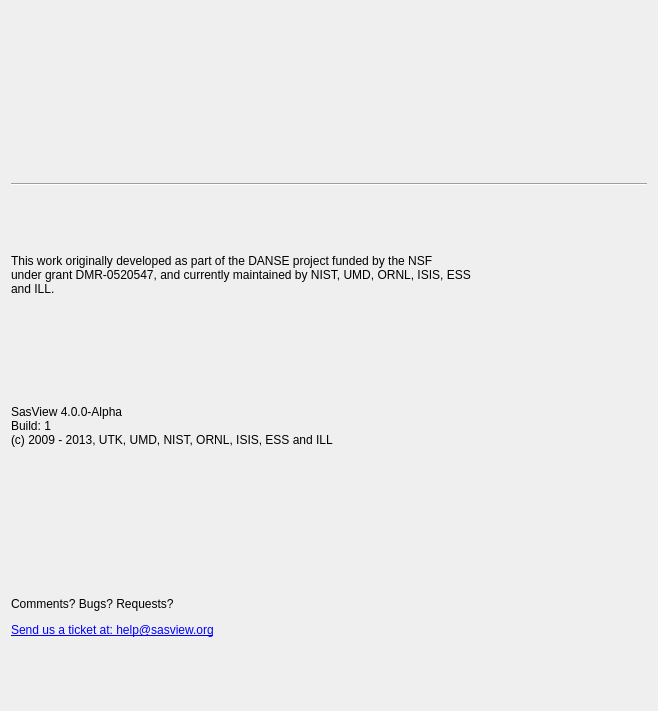
SasView/sasview, file src/sas/qtgui/UI/WelcomePanelUI.ui: the form before one commit.
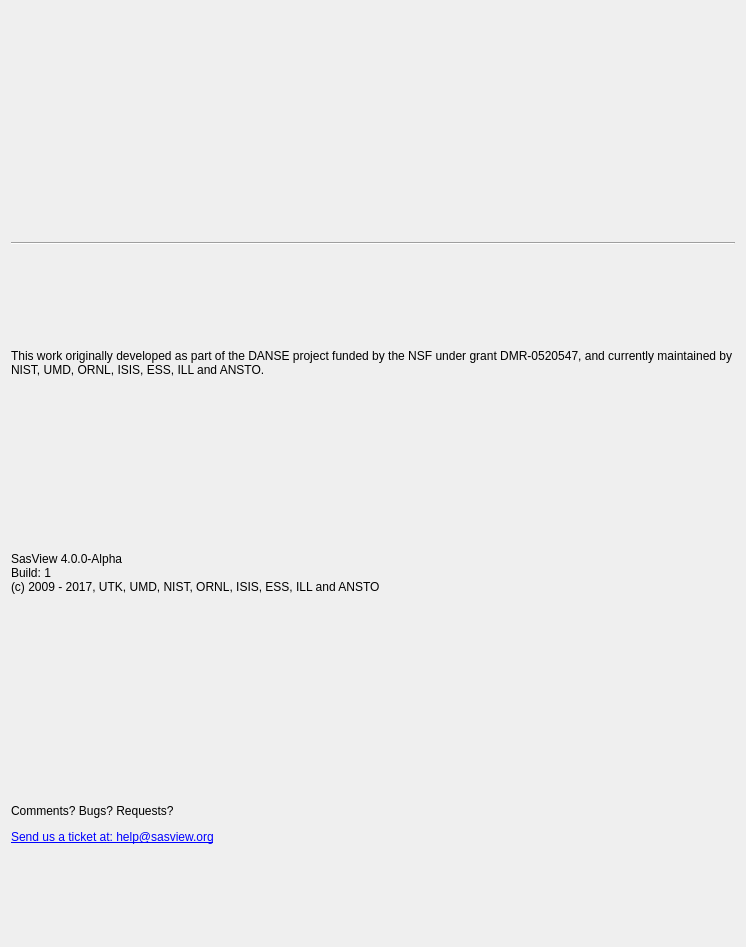
The form after the commit. Icons and pictures are not drawn.

Commit message: included ANSTO in copyright notice and improved text layout

What changed in the file:
```diff
--- a/src/sas/qtgui/UI/WelcomePanelUI.ui
+++ b/src/sas/qtgui/UI/WelcomePanelUI.ui
@@ -6,8 +6,8 @@
    <rect>
     <x>0</x>
     <y>0</y>
-    <width>658</width>
-    <height>711</height>
+    <width>746</width>
+    <height>947</height>
    </rect>
   </property>
   <property name="windowTitle">
@@ -22,6 +22,9 @@
      <property name="pixmap">
       <pixmap resource="main_resources.qrc">:/res/SVwelcome.png</pixmap>
      </property>
+     <property name="alignment">
+      <set>Qt::AlignCenter</set>
+     </property>
     </widget>
    </item>
    <item row="1" column="0">
@@ -40,9 +43,10 @@
       </sizepolicy>
      </property>
      <property name="text">
-      <string>This work originally developed as part of the DANSE project funded by the NSF
-under grant DMR-0520547, and currently maintained by NIST, UMD, ORNL, ISIS, ESS
-and ILL.</string>
+      <string>This work originally developed as part of the DANSE project funded by the NSF under grant DMR-0520547, and currently maintained by NIST, UMD, ORNL, ISIS, ESS, ILL and ANSTO.</string>
+     </property>
+     <property name="wordWrap">
+      <bool>true</bool>
      </property>
     </widget>
    </item>
@@ -55,7 +59,7 @@
       </sizepolicy>
      </property>
      <property name="text">
-      <string>&lt;html&gt;&lt;head/&gt;&lt;body&gt;&lt;p&gt;SasView 4.0.0-Alpha&lt;br/&gt;Build: 1&lt;br/&gt;(c) 2009 - 2013, UTK, UMD, NIST, ORNL, ISIS, ESS and ILL&lt;/p&gt;&lt;p&gt;&lt;br/&gt;&lt;/p&gt;&lt;/body&gt;&lt;/html&gt;</string>
+      <string>&lt;html&gt;&lt;head/&gt;&lt;body&gt;&lt;p&gt;SasView 4.0.0-Alpha&lt;br/&gt;Build: 1&lt;br/&gt;(c) 2009 - 2017, UTK, UMD, NIST, ORNL, ISIS, ESS, ILL and ANSTO&lt;/p&gt;&lt;p&gt;&lt;br/&gt;&lt;/p&gt;&lt;/body&gt;&lt;/html&gt;</string>
      </property>
     </widget>
    </item>
```
The commit also changes 2 other files.
